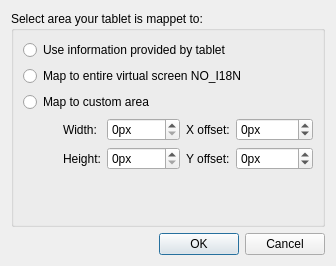
The window that libs/ui/dialogs/KisDlgCustomTabletResolution.ui (KDE/krita) describes before a commit, drawn with Qt 5.
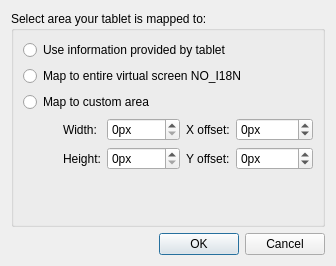
The same window after the commit.

What changed in the file:
```diff
--- a/libs/ui/dialogs/KisDlgCustomTabletResolution.ui
+++ b/libs/ui/dialogs/KisDlgCustomTabletResolution.ui
@@ -17,7 +17,7 @@
    <item>
     <widget class="QGroupBox" name="groupBox">
      <property name="title">
-      <string>Select area your tablet is mappet to:</string>
+      <string>Select area your tablet is mapped to:</string>
      </property>
      <layout class="QVBoxLayout" name="verticalLayout_2">
       <item>
```
